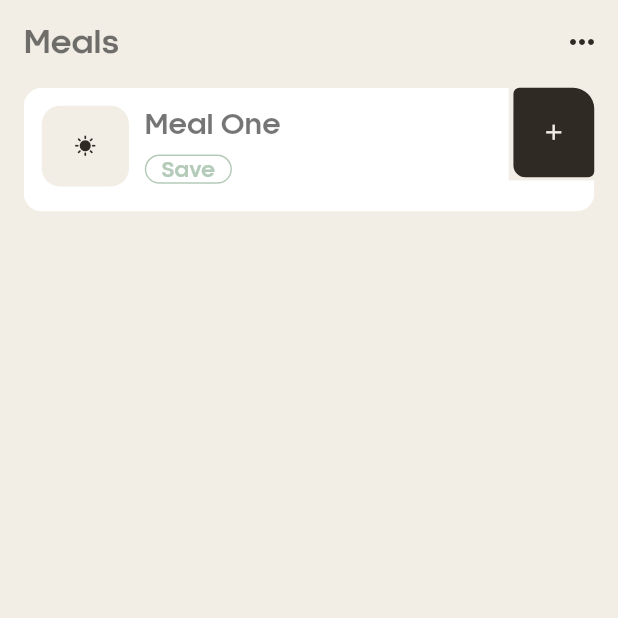
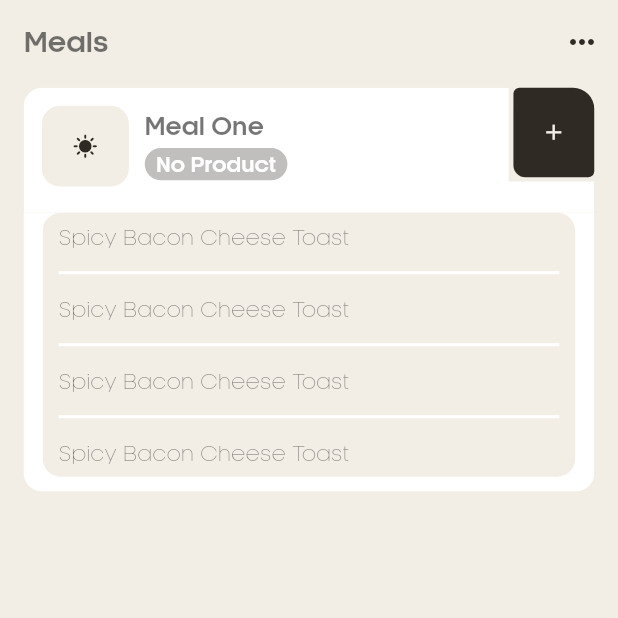
Before and after one commit to abdullahjavaid409/Studio93-Task, a Flutter app: the screen it shows after launch, on a phone screen of 412 x 824 dp, the top half of it. Run offline on Flutter 3.47's test engine with Material 2 defaults, Android fonts, the phone set to English and light mode, and no system bars; our stand-ins replace flutter_screenutil.

Commit message:
Squashed commit of the following:
commit f10d09876a270a94fa11d47d5894e98667cd3853
Author: Abdullah Javaid <abdullah.javaid0331@gmail.com>
Date:   Sun Sep 24 21:12:52 2023 +0500

    update the code

commit 168e8f6bfbf7575427e080065be1bd97014550f9
Author: Abdullah Javaid <abdullah.javaid0331@gmail.com>
Date:   Sun Sep 24 20:46:24 2023 +0500

    update the coide

commit b74046e465f9d5a3fb60519c87dc4ec89d900521
Author: Abdullah Javaid <abdullah.javaid0331@gmail.com>
Date:   Sun Sep 24 20:29:50 2023 +0500

    update the ode

```diff
--- a/lib/page/home/component/home_appbar.dart
+++ b/lib/page/home/component/home_appbar.dart
@@ -25,7 +25,7 @@ class HomeAppBar extends StatelessWidget implements PreferredSize {
       backgroundColor: Colors.transparent,
       elevation: 0,
       surfaceTintColor: Colors.transparent,
-      title: title.toText(fontWeight: FontWeight.bold, fontSize: 18.sp),
+      title: title.toText(fontWeight: FontWeight.bold, fontSize: 16.sp),
       actions: action,
     );
   }
--- a/lib/page/home/component/home_card.dart
+++ b/lib/page/home/component/home_card.dart
@@ -23,11 +23,11 @@ class HomeCard extends StatelessWidget {
             ClipPath(
               clipper: RightCornerClipper(),
               child: Container(
-                height: 0.1.sh,
+                height: 0.101.sh,
                 padding: const EdgeInsets.all(12),
                 decoration: BoxDecoration(
                   color: Colors.white,
-                  borderRadius: data.isEmpty
+                  borderRadius: data.isNotEmpty
                       ? BorderRadius.circular(12)
                       : const BorderRadius.only(topLeft: Radius.circular(12)),
                 ),
@@ -40,7 +40,6 @@ class HomeCard extends StatelessWidget {
                           width: 55,
                           height: 55,
                           iconData: Icons.sunny,
-                          size: 15,
                         ),
                         const HorizontalSpacing(of: 10),
                         Column(
@@ -48,9 +47,10 @@ class HomeCard extends StatelessWidget {
                           mainAxisAlignment: MainAxisAlignment.start,
                           children: [
                             'Meal One'.toText(
-                                fontSize: 16.sp, fontWeight: FontWeight.w700),
-                            const VerticalSpacing(of: 10),
-                            isEdit
+                                fontSize: 14.sp, fontWeight: FontWeight.w700),
+                            const VerticalSpacing(of: 5),
+                            data.isNotEmpty
+                                ? isEdit
                                     ? Row(
                                         children: [
                                           HomeContainer(
@@ -59,7 +59,8 @@ class HomeCard extends StatelessWidget {
                                             height: 20,
                                             border: Border.all(
                                                 color: AppColor.blackColor),
-                                        borderRadius: BorderRadius.circular(12),
+                                            borderRadius:
+                                                BorderRadius.circular(12),
                                             width: 55,
                                             child: 'Edit'.toText(
                                                 fontWeight: FontWeight.w600,
@@ -68,23 +69,32 @@ class HomeCard extends StatelessWidget {
                                           const HorizontalSpacing(of: 10),
                                           const Icon(
                                             Icons.bookmark_border,
-                                        size: 18,
                                           )
                                         ],
                                       )
                                     : HomeContainer(
                                         color: Colors.white,
                                         alignment: Alignment.center,
-                                    height: 20,
-                                    border:
-                                        Border.all(color: AppColor.saveColor),
+                                        height: 22,
+                                        border: Border.all(
+                                            color: AppColor.saveColor),
                                         borderRadius: BorderRadius.circular(12),
                                         width: 55,
                                         child: 'Save'.toText(
                                             fontWeight: FontWeight.w600,
                                             color: AppColor.saveColor,
                                             fontSize: 12.sp),
-                                  ),
+                                      )
+                                : HomeContainer(
+                                    color: AppColor.blackColor.withOpacity(0.3),
+                                    alignment: Alignment.center,
+                                    height: 22,
+                                    borderRadius: BorderRadius.circular(12),
+                                    width: 90,
+                                    child: 'No Product'.toText(
+                                        fontWeight: FontWeight.w600,
+                                        color: Colors.white,
+                                        fontSize: 12.sp)),
                           ],
                         )
                       ],
@@ -93,13 +103,37 @@ class HomeCard extends StatelessWidget {
                 ),
               ),
             ),
-            data.isEmpty
+            data.isNotEmpty
                 ? const SizedBox()
                 : Container(
+                    padding: EdgeInsets.symmetric(horizontal: 12.w),
                     decoration: const BoxDecoration(
                         color: Colors.white,
-                    ),
-                    child: const CalculationTile()),
+                        borderRadius: BorderRadius.only(
+                            bottomLeft: Radius.circular(12),
+                            bottomRight: Radius.circular(12))),
+                    child: Container(
+                        margin: EdgeInsets.only(bottom: 10.h),
+                        padding: EdgeInsets.symmetric(horizontal: 10.w),
+                        decoration: BoxDecoration(
+                            color: AppColor.backGroundColor,
+                            borderRadius: BorderRadius.circular(12)),
+                        child: ListView.separated(
+                          itemCount: 4,
+                          shrinkWrap: true,
+                          padding: EdgeInsets.zero,
+                          primary: true,
+                          physics: const NeverScrollableScrollPhysics(),
+                          itemBuilder: (BuildContext context, int index) {
+                            return const CalculationTile();
+                          },
+                          separatorBuilder: (BuildContext context, int index) {
+                            return Divider(
+                              color: Colors.white,
+                              thickness: 2,
+                            );
+                          },
+                        ))),
           ],
         ),
         HomeContainer(
@@ -108,7 +142,6 @@ class HomeCard extends StatelessWidget {
           color: AppColor.blackColor,
           width: 51,
           height: 61,
-          size: 17,
           borderRadius: const BorderRadius.only(
               topRight: Radius.circular(14),
               bottomLeft: Radius.circular(8),
@@ -127,8 +160,12 @@ class CalculationTile extends StatelessWidget {
   @override
   Widget build(BuildContext context) {
     return ListTile(
+      dense: true,
+      minVerticalPadding: 0,
       contentPadding: EdgeInsets.zero,
-      title: 'Spicy Bacon Cheese Toast 312 Cals'.toText(),
+      visualDensity: const VisualDensity(vertical: -4),
+      title: 'Spicy Bacon Cheese Toast'.toText(
+          fontSize: 12.sp, fontWeight: FontWeight.w400, letterSpacing: 0.5),
     );
   }
 }
--- a/lib/utils/widget/common_widgets.dart
+++ b/lib/utils/widget/common_widgets.dart
@@ -92,7 +92,7 @@ class HomeContainer extends StatelessWidget {
         child: child ??
             Icon(
               iconData,
-              size: size,
+              size: size ?? 17,
               color: iconColor,
             ),
       ),
```
Lines whose indentation alone changed are shown as unchanged.
